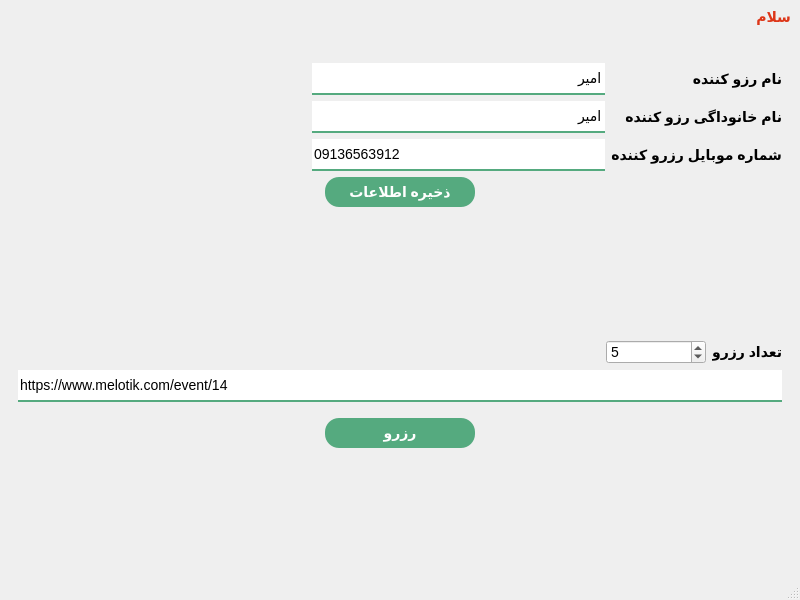
amirhossein-mlkz/concert_ticket_reserver, file UIFiles/main_UI.ui: the form before one commit.
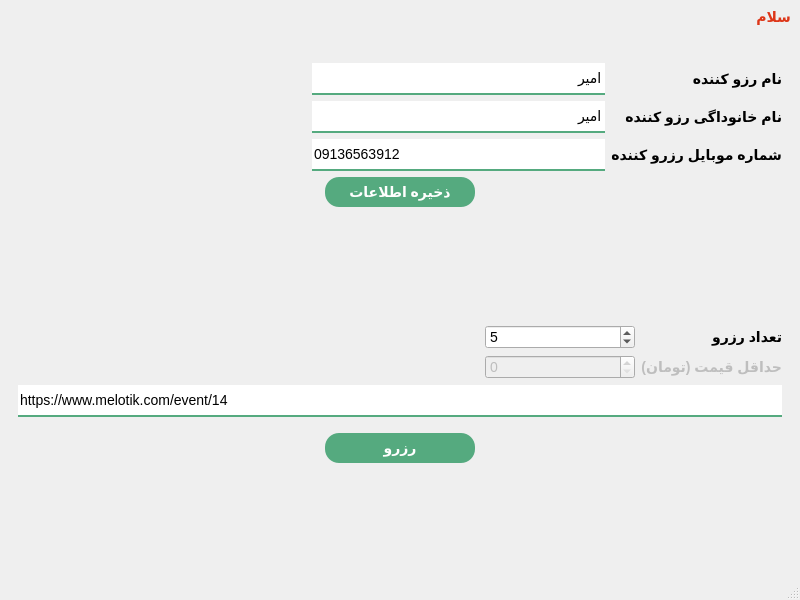
The form after the commit.

Diff of the .ui file:
```diff
--- a/UIFiles/main_UI.ui
+++ b/UIFiles/main_UI.ui
@@ -165,13 +165,6 @@
           <property name="topMargin">
            <number>15</number>
           </property>
-          <item row="0" column="4">
-           <widget class="QLabel" name="label_3">
-            <property name="text">
-             <string>تعداد رزرو</string>
-            </property>
-           </widget>
-          </item>
           <item row="0" column="2">
            <spacer name="horizontalSpacer">
             <property name="orientation">
@@ -204,6 +197,45 @@
             </property>
            </widget>
           </item>
+          <item row="0" column="4">
+           <widget class="QLabel" name="label_3">
+            <property name="text">
+             <string>تعداد رزرو</string>
+            </property>
+           </widget>
+          </item>
+          <item row="1" column="4">
+           <widget class="QLabel" name="label_5">
+            <property name="enabled">
+             <bool>false</bool>
+            </property>
+            <property name="text">
+             <string>حداقل قیمت (تومان)</string>
+            </property>
+           </widget>
+          </item>
+          <item row="1" column="3">
+           <widget class="QSpinBox" name="min_price">
+            <property name="enabled">
+             <bool>false</bool>
+            </property>
+            <property name="minimumSize">
+             <size>
+              <width>150</width>
+              <height>0</height>
+             </size>
+            </property>
+            <property name="minimum">
+             <number>0</number>
+            </property>
+            <property name="maximum">
+             <number>10000000</number>
+            </property>
+            <property name="value">
+             <number>0</number>
+            </property>
+           </widget>
+          </item>
          </layout>
         </item>
         <item>
```
